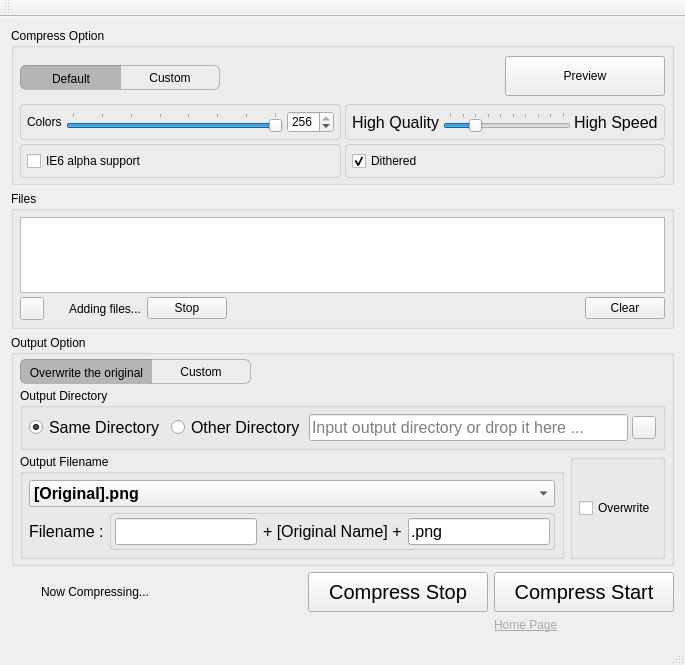
First picture: the form in pngyumainwindow.ui, repository nukesaq88/Pngyu, before the edit.
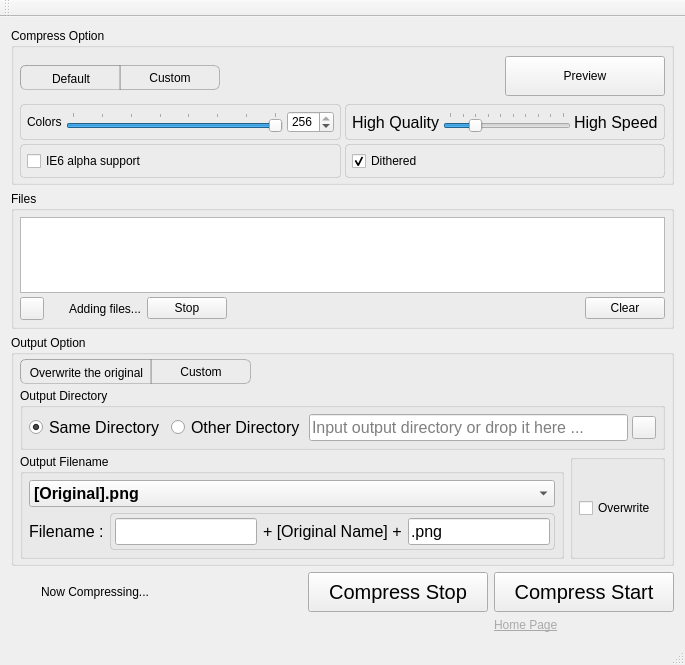
Second picture: the form after the edit. Icons and pictures are not drawn. Custom widgets are drawn as their Qt base class.

What changed in the file:
```diff
--- a/pngyumainwindow.ui
+++ b/pngyumainwindow.ui
@@ -37,6 +37,8 @@
   border-top-left-radius : 6px;
   border-bottom-left-radius: 6px;
   padding: 3px;
+  background : qlineargradient(spread:reflect, x1:0, y1:1, x2:0, y2:0,
+    stop:0 rgba(127, 127, 127, 64), stop:1 rgba(255, 255, 255, 100));
 }
 
 /*middle*/
@@ -46,6 +48,8 @@
   border : 1px solid rgb(127,127,127,127);
   border-radius : 0px;
   padding: 3px;
+  background : qlineargradient(spread:reflect, x1:0, y1:1, x2:0, y2:0,
+    stop:0 rgba(127, 127, 127, 64), stop:1 rgba(255, 255, 255, 100));
 }
 
 /*right*/
@@ -57,36 +61,39 @@
   border-top-right-radius : 6px;
   border-bottom-right-radius: 6px;
   padding: 3px;
+  background : qlineargradient(spread:reflect, x1:0, y1:1, x2:0, y2:0,
+    stop:0 rgba(127, 127, 127, 64), stop:1 rgba(255, 255, 255, 100));
 }
 
 QToolButton#toolButton_compress_option_default::checked,
 QToolButton#toolButton_compress_option_custom::checked,
 QToolButton#toolButton_output_option_custom::checked,
-QToolButton#toolButton_output_option_overwrite_original::checked,
-QToolButton#toolButton_zoomout::checked
+QToolButton#toolButton_output_option_overwrite_original::checked
 {
   border : 1px solid rgb(100,100,100,127);
   border-style: inset;
-  background : rgb( 127, 127, 127, 127 );
   padding-top : 4px;
   padding-left : 4px;
   padding-bottom : 2px;
   padding-right : 2px;
+  background : qlineargradient(spread:reflect, x1:0, y1:1, x2:0, y2:0,
+    stop:1 rgba(40, 40, 40, 64), stop:0 rgba(127, 127, 127, 64));
 }
 
 QToolButton#toolButton_compress_option_default::pressed,
 QToolButton#toolButton_compress_option_custom::pressed,
-QToolButton#toolButton_output_option_overwrite_original::pressed,
+QToolButton#toolButton_output_option_custom::pressed,
+QToolButton#toolButton_output_option_overwrite_original::pressed
 { 
   border : 1px solid rgb(80,80,80,127);
   border-style: inset;
-  background : rgb( 100, 100, 100, 127 );
   padding-top : 4px;
   padding-left : 4px;
   padding-bottom : 2px;
   padding-right : 2px;
-}
-</string>
+  background : qlineargradient(spread:reflect, x1:0, y1:1, x2:0, y2:0,
+    stop:1 rgba(30, 30, 30, 64), stop:0 rgba(100, 100, 100, 64));
+}</string>
   </property>
   <widget class="QWidget" name="centralWidget">
    <layout class="QGridLayout" name="gridLayout">
```
Left out of the diff: 694 changed lines with no effect on the pictures.
